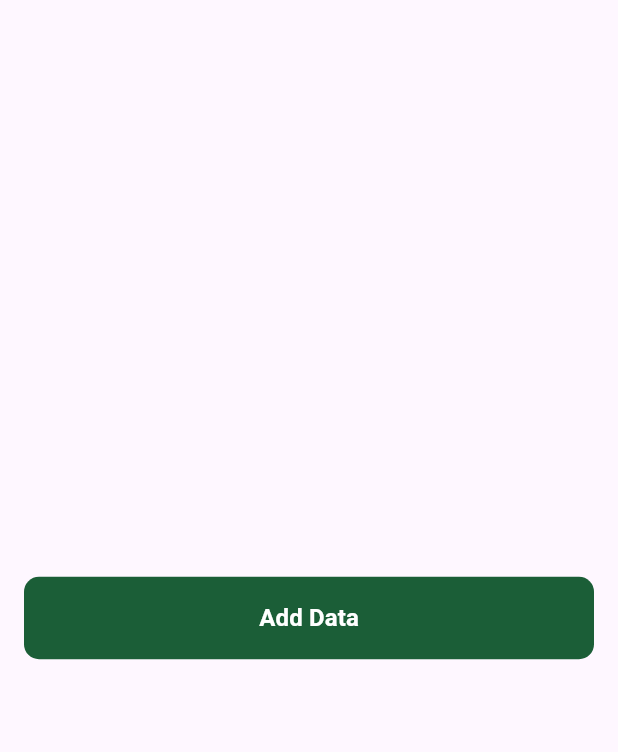
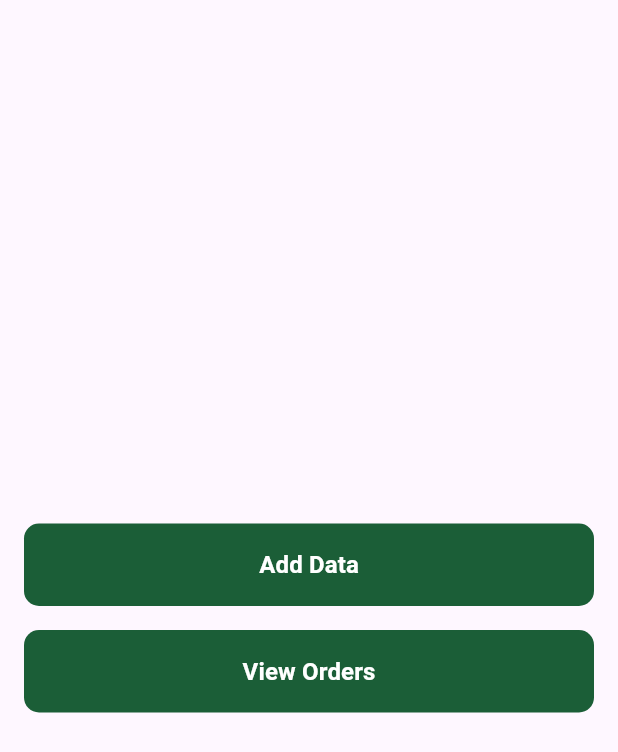
Before and after one commit to esam12/Fruits_Dashboard_Admin_Panel, a Flutter app: the screen it shows after launch, on a phone screen of 412 x 824 dp. Shown: the top 752 px of the screen. Run offline on Flutter 3.47's test engine with Material 3 defaults, Android fonts, the phone set to English and light mode, and no system bars; our stand-ins replace bloc, cloud_firestore, dartz, firebase_core, firebase_storage, flutter_bloc and 6 more; missing offline and left inert: svg_flutter; accounts and stored records are empty; statements that could not run were skipped.

Commit message:
Add OrdersView route and button in Dashboard
Added the OrdersView route to the onGenerateRoute function and included a button in the DashboardViewBody to navigate to the OrdersView.

```diff
--- a/lib/core/helper_functions/on_generate_routes.dart
+++ b/lib/core/helper_functions/on_generate_routes.dart
@@ -1,12 +1,17 @@
 import 'package:flutter/material.dart';
 import 'package:fruits_hub_admin/features/add_product/presentation/views/add_product_view.dart';
 import 'package:fruits_hub_admin/features/dashboard/views/dashboard_view.dart';
+import 'package:fruits_hub_admin/features/orders/presentation/views/orders_view.dart';
 
 Route<dynamic> onGenerateRoute(RouteSettings settings) {
   switch (settings.name) {
     // Dashboard Screen
     case DashboardView.routeName:
       return MaterialPageRoute(builder: (context) => const DashboardView());
+
+    // Order Screen
+    case OrdersView.routeName:
+      return MaterialPageRoute(builder: (context) => const OrdersView());
 
     // Add Product Screen
     case AddProductView.routeName:
--- a/lib/features/dashboard/views/widgets/dashboard_view_body.dart
+++ b/lib/features/dashboard/views/widgets/dashboard_view_body.dart
@@ -2,6 +2,7 @@ import 'package:flutter/material.dart';
 import 'package:fruits_hub_admin/core/utils/constants/sizes.dart';
 import 'package:fruits_hub_admin/core/widgets/custom_button.dart';
 import 'package:fruits_hub_admin/features/add_product/presentation/views/add_product_view.dart';
+import 'package:fruits_hub_admin/features/orders/presentation/views/orders_view.dart';
 
 class DashboardViewBody extends StatelessWidget {
   const DashboardViewBody({super.key});
@@ -14,10 +15,18 @@ class DashboardViewBody extends StatelessWidget {
         mainAxisAlignment: MainAxisAlignment.center,
         children: [
           CustomButton(
-              onPressed: () {
-                Navigator.pushNamed(context, AddProductView.routeName);
-              },
-              text: 'Add Data'),
+            onPressed: () {
+              Navigator.pushNamed(context, AddProductView.routeName);
+            },
+            text: 'Add Data',
+          ),
+          const SizedBox(height: Sizes.md),
+          CustomButton(
+            onPressed: () {
+              Navigator.pushNamed(context, OrdersView.routeName);
+            },
+            text: 'View Orders',
+          ),
         ],
       ),
     );
--- a/lib/features/orders/presentation/views/orders_view.dart
+++ b/lib/features/orders/presentation/views/orders_view.dart
@@ -3,6 +3,7 @@ import 'package:fruits_hub_admin/features/orders/presentation/widgets/orders_vie
 
 class OrdersView extends StatelessWidget {
   const OrdersView({super.key});
+  static const String routeName = 'orders';
 
   @override
   Widget build(BuildContext context) {
```
